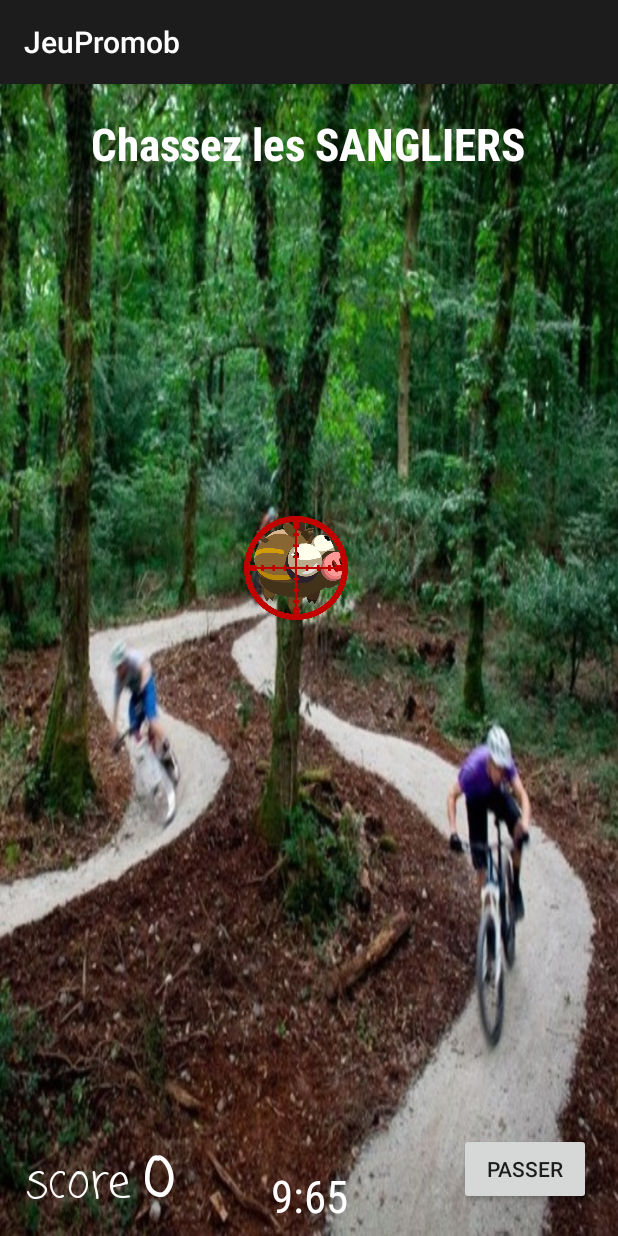
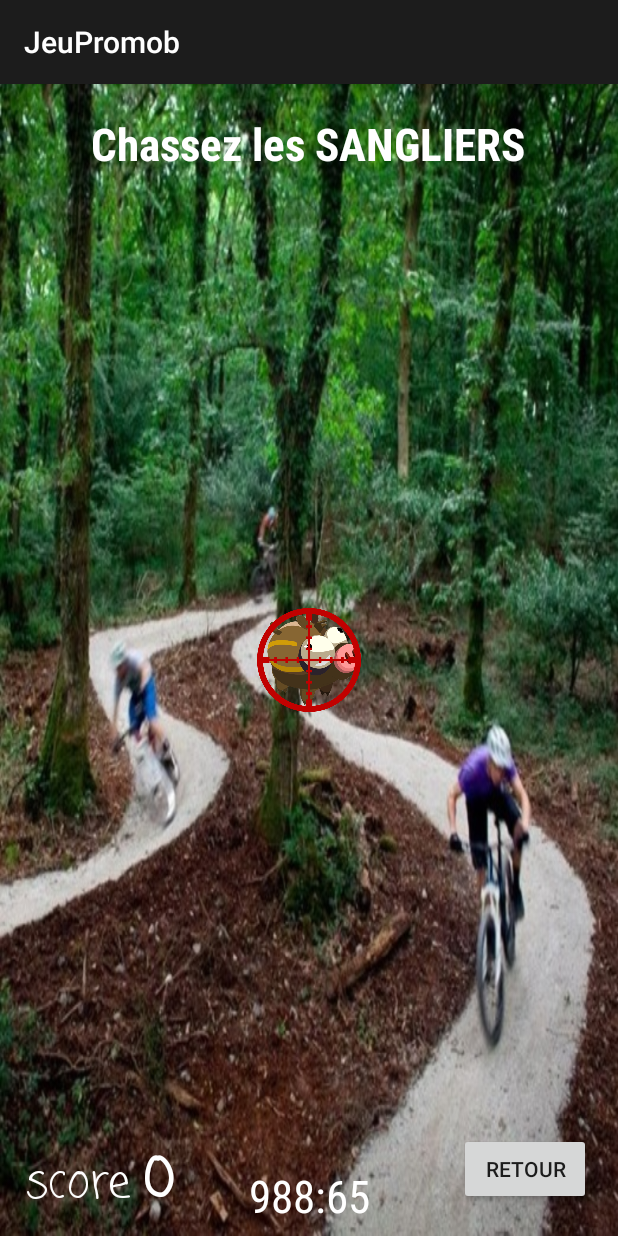
Before and after one commit to TripleDeluxe/JeuPromob, an Android app: the fragment TaupeFragment placed in its activity, on a phone screen of 412 x 824 dp. Run offline under Robolectric (Android 15) with nearby library versions, the phone set to English and light mode, and no system bars.

Commit message:
jeu taupe fonctionne, il faut juste le decaller un peu vers le bas

```diff
--- a/app/src/main/java/com/iot/jeupromob/activity/TaupeFragment.java
+++ b/app/src/main/java/com/iot/jeupromob/activity/TaupeFragment.java
@@ -13,6 +13,7 @@ import android.view.View;
 import android.view.ViewGroup;
 import android.view.ViewTreeObserver;
 import android.view.animation.TranslateAnimation;
+import android.widget.Button;
 import android.widget.ImageView;
 import android.widget.LinearLayout;
 import android.widget.TextView;
@@ -53,6 +54,8 @@ public class TaupeFragment extends Fragment {
     public float bandeCote;
     float xpos;
     float ypos;
+    float viewHeight;
+    float viewWidth;
 
     /**
      * prend en parametre le monstre
@@ -114,12 +117,12 @@ public class TaupeFragment extends Fragment {
                         xpos = (float)((layWidth*Math.random()*0.8));
                         ypos = (float)((layHeight*Math.random()*0.8));
 
-                        animate2 = new TranslateAnimation(tempX, xpos-65,tempY, ypos-65);
+                        animate2 = new TranslateAnimation(tempX, xpos-viewWidth/2,tempY, ypos-viewHeight/2);
                         animate2.setDuration(10);
                         animate2.setFillAfter(true);
                         boarImage.startAnimation(animate2);
 
-                        animate = new TranslateAnimation(tempX, xpos-65,tempY, ypos-65);
+                        animate = new TranslateAnimation(tempX, xpos-viewWidth/2,tempY, ypos-viewHeight/2);
                         animate.setDuration(200);
                         animate.setFillAfter(true);
                         taupeImage.startAnimation(animate);
@@ -178,8 +181,8 @@ public class TaupeFragment extends Fragment {
                     layWidth = getView().findViewById(R.id.frag_Taupe_linear_layout).getWidth();
                     layHeight = getView().findViewById(R.id.frag_Taupe_linear_layout).getHeight();
 
-                    float viewHeight = getView().getHeight();
-                    float viewWidth = getView().getWidth();
+                    viewHeight = getView().getHeight();
+                    viewWidth = getView().getWidth();
 
                     DisplayMetrics displayMetrics = new DisplayMetrics();
                     getActivity().getWindowManager().getDefaultDisplay().getMetrics(displayMetrics);
@@ -193,8 +196,10 @@ public class TaupeFragment extends Fragment {
 
 
                     Log.d("wwwww","" + layWidth + "height " + layHeight);
-                    Log.d("wwwww","view" + viewHeight + "height " + viewWidth);
-                    Log.d("wwwww","screen" + screenHeight + "height " + screenWidth);
+                    Log.d("wwwww","haut" + bandeHaute);
+                    Log.d("wwwww","cote" + bandeCote);
+                    Log.d("wwwww","screenH" + screenHeight +"screenW" + screenWidth);
+                    Log.d("wwwww","viewH" + viewHeight +"viewW" + viewWidth);
 
                     scoreText = getView().findViewById(R.id.scoreTaupe);
                     timeText = getView().findViewById(R.id.timeTaupe);
@@ -207,14 +212,23 @@ public class TaupeFragment extends Fragment {
 
                     score = 0;
 
-                    xpos = layWidth/2 ;
-                    ypos =layHeight/2 ;
-                    animate2 = new TranslateAnimation(xpos-65, xpos-65,ypos-65, ypos-65);
+                    Button mButtonReturn = getActivity().findViewById(R.id.frag_Taupe_ret_button);
+                    mButtonReturn.setOnClickListener(new View.OnClickListener() {
+                        @Override
+                        public void onClick(View v) {
+                            getActivity().getSupportFragmentManager().beginTransaction().replace(R.id.frag_multimenu_layout, new TrainingFragment()).commit();
+                        }
+                    });
+
+
+                    xpos = viewWidth/2 ;
+                    ypos = viewHeight/2 ;
+                    animate2 = new TranslateAnimation(0, 0,0, 0);
                     animate2.setDuration(10);
                     animate2.setFillAfter(true);
                     boarImage.startAnimation(animate2);
 
-                    animate = new TranslateAnimation(xpos-65, xpos-65,ypos-65, ypos-65);
+                    animate = new TranslateAnimation(0, 0,0, 0);
                     animate.setDuration(200);
                     animate.setFillAfter(true);
                     taupeImage.startAnimation(animate);
@@ -230,7 +244,7 @@ public class TaupeFragment extends Fragment {
                      *
                      *
                      **/
-                    tiktak = new CountDownTimer(12 * 1000,10) {
+                    tiktak = new CountDownTimer(991 * 1000,10) {
                         @Override
                         public void onTick(long millisUntilFinished) {
 
--- a/app/src/main/res/layout/fragment_taupe.xml
+++ b/app/src/main/res/layout/fragment_taupe.xml
@@ -90,14 +90,14 @@
         app:layout_constraintVertical_bias="0.016" />
 
     <Button
-        android:id="@+id/frag_Taupe_pass_button"
+        android:id="@+id/frag_Taupe_ret_button"
         android:layout_width="wrap_content"
         android:layout_height="wrap_content"
         android:layout_marginStart="8dp"
         android:layout_marginTop="8dp"
         android:layout_marginEnd="8dp"
         android:layout_marginBottom="8dp"
-        android:text="Passer"
+        android:text="Retour"
         android:textColor="@color/colorPrimary"
         app:layout_constraintBottom_toBottomOf="parent"
         app:layout_constraintEnd_toEndOf="parent"
@@ -131,30 +131,30 @@
         android:id="@+id/imageViewBoar"
         android:layout_width="69dp"
         android:layout_height="72dp"
+        android:layout_marginStart="8dp"
         android:layout_marginTop="8dp"
+        android:layout_marginEnd="8dp"
         android:layout_marginBottom="8dp"
         android:layout_weight="1"
-        app:layout_constraintBottom_toBottomOf="@+id/frag_Taupe_linear_layout"
-        app:layout_constraintEnd_toEndOf="@+id/frag_Taupe_linear_layout"
-        app:layout_constraintHorizontal_bias="0.0"
-        app:layout_constraintStart_toStartOf="@+id/frag_Taupe_linear_layout"
+        app:layout_constraintBottom_toBottomOf="parent"
+        app:layout_constraintEnd_toEndOf="parent"
+        app:layout_constraintStart_toStartOf="parent"
         app:layout_constraintTop_toTopOf="parent"
-        app:layout_constraintVertical_bias="0.0"
         tools:src="@drawable/target" />
 
     <ImageView
         android:id="@+id/imageView1"
         android:layout_width="69dp"
         android:layout_height="72dp"
+        android:layout_marginStart="8dp"
         android:layout_marginTop="8dp"
+        android:layout_marginEnd="8dp"
         android:layout_marginBottom="8dp"
         android:layout_weight="1"
-        app:layout_constraintBottom_toBottomOf="@+id/frag_Taupe_linear_layout"
-        app:layout_constraintEnd_toEndOf="@+id/frag_Taupe_linear_layout"
-        app:layout_constraintHorizontal_bias="0.0"
-        app:layout_constraintStart_toStartOf="@+id/frag_Taupe_linear_layout"
+        app:layout_constraintBottom_toBottomOf="parent"
+        app:layout_constraintEnd_toEndOf="parent"
+        app:layout_constraintStart_toStartOf="parent"
         app:layout_constraintTop_toTopOf="parent"
-        app:layout_constraintVertical_bias="0.0"
         tools:src="@drawable/target" />
 
 
```
